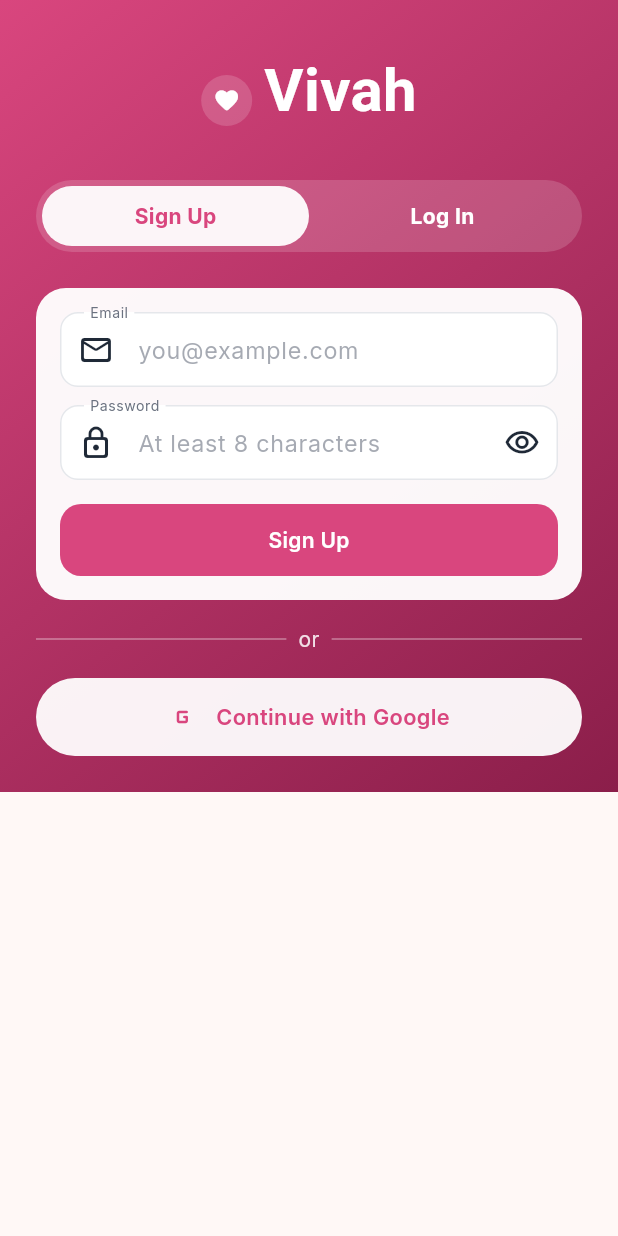
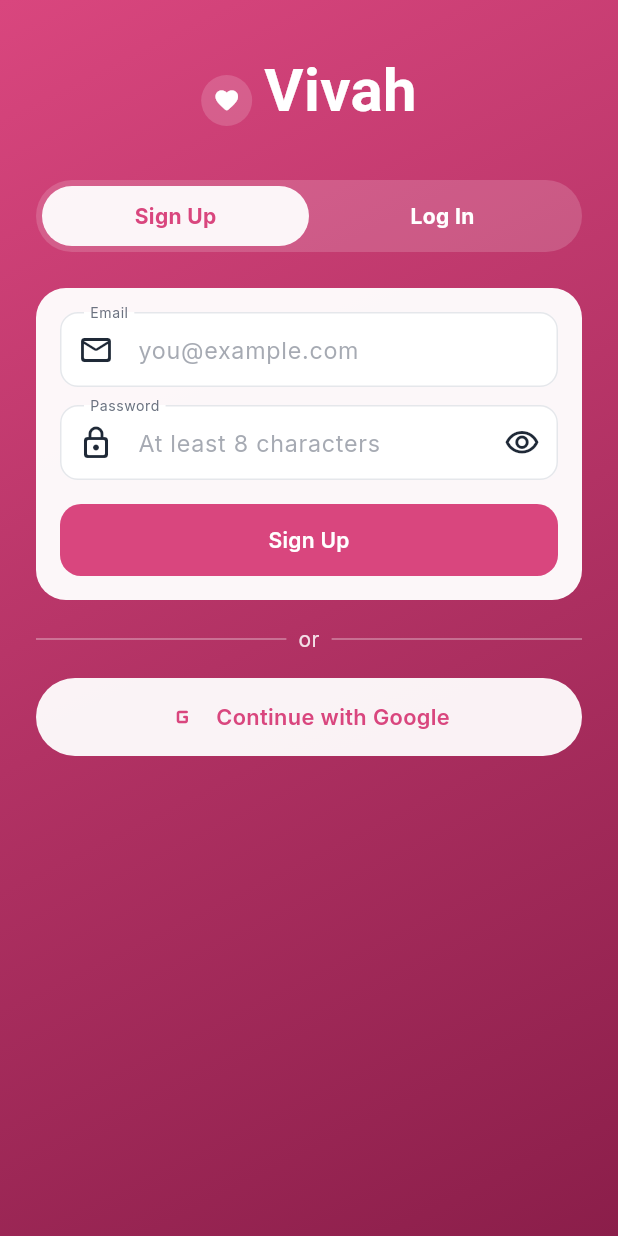
Before and after one commit to anujywork1817-hash/vivhaa, a Flutter app: the screen it shows after launch, on a phone screen of 412 x 824 dp. Run offline on Flutter 3.47's test engine with Material 3 defaults, Android fonts, the phone set to English and light mode, and no system bars; drawn by our look-alikes of showcaseview; our stand-ins replace app_links, dio, file_picker, firebase_core, firebase_messaging, flutter_local_notifications and 11 more; missing offline and left inert: flutter_webrtc, razorpay_flutter; accounts and stored records are empty.

Commit message:
Fix gradient background stopping partway down the auth screen
Scaffold gives its body loose height constraints, so a DecoratedBox
wrapping a shorter-than-screen SingleChildScrollView shrank the
gradient to the form's own content height instead of the full screen,
leaving the rest showing the plain background color underneath.
Verified visually via a Playwright screenshot before and after.

Co-Authored-By: Claude Sonnet 5 <noreply@anthropic.com>

```diff
--- a/frontend/lib/features/authentication/presentation/screens/auth_choice_screen.dart
+++ b/frontend/lib/features/authentication/presentation/screens/auth_choice_screen.dart
@@ -137,12 +137,26 @@ class _AuthChoiceScreenState extends ConsumerState<AuthChoiceScreen> {
     final isLoading = ref.watch(authControllerProvider).isLoading;
 
     return Scaffold(
-      body: DecoratedBox(
-        decoration: const BoxDecoration(gradient: AppColors.heroGradient),
-        child: SafeArea(
+      // The gradient is a full-screen background layer, independent of the
+      // scrollable content's own height. A Stack alone isn't enough here:
+      // Scaffold gives its body loose (not tight) height constraints, so
+      // with no tightly-constrained child, the Stack — and so its
+      // Positioned.fill background — sizes itself down to whatever height
+      // the form content actually needs, leaving the rest of the screen
+      // showing the Scaffold's plain background color underneath.
+      // SizedBox.expand forces the Stack to the full available size
+      // regardless of its children's own height.
+      body: SizedBox.expand(
+        child: Stack(
+          children: [
+            const Positioned.fill(
+              child: DecoratedBox(
+                  decoration: BoxDecoration(gradient: AppColors.heroGradient)),
+            ),
+            SafeArea(
               child: SingleChildScrollView(
-            padding: const EdgeInsets.fromLTRB(
-                AppSpacing.xl, AppSpacing.xxl, AppSpacing.xl, AppSpacing.xl),
+                padding: const EdgeInsets.fromLTRB(AppSpacing.xl,
+                    AppSpacing.xxl, AppSpacing.xl, AppSpacing.xl),
                 child: Column(
                   children: [
                     TweenAnimationBuilder<double>(
@@ -151,8 +165,8 @@ class _AuthChoiceScreenState extends ConsumerState<AuthChoiceScreen> {
                       curve: Curves.easeOutBack,
                       builder: (context, t, child) => Opacity(
                         opacity: t.clamp(0.0, 1.0),
-                    child:
-                        Transform.scale(scale: 0.7 + (0.3 * t), child: child),
+                        child: Transform.scale(
+                            scale: 0.7 + (0.3 * t), child: child),
                       ),
                       child: Row(
                         mainAxisAlignment: MainAxisAlignment.center,
@@ -184,15 +198,17 @@ class _AuthChoiceScreenState extends ConsumerState<AuthChoiceScreen> {
                     const SizedBox(height: AppSpacing.xxl),
                     _ModeToggle(
                       mode: _mode,
-                  onChanged:
-                      isLoading ? null : (mode) => setState(() => _mode = mode),
+                      onChanged: isLoading
+                          ? null
+                          : (mode) => setState(() => _mode = mode),
                     ),
                     const SizedBox(height: AppSpacing.xl),
                     Container(
                       padding: const EdgeInsets.all(AppSpacing.lg),
                       decoration: BoxDecoration(
                         color: Colors.white.withValues(alpha: 0.96),
-                    borderRadius: BorderRadius.circular(AppSpacing.radiusLg),
+                        borderRadius:
+                            BorderRadius.circular(AppSpacing.radiusLg),
                       ),
                       child: Form(
                         key: _formKey,
@@ -226,13 +242,14 @@ class _AuthChoiceScreenState extends ConsumerState<AuthChoiceScreen> {
                                 hintText: _mode == _AuthMode.signUp
                                     ? 'At least 8 characters'
                                     : null,
-                            prefixIcon: const Icon(Icons.lock_outline_rounded),
+                                prefixIcon:
+                                    const Icon(Icons.lock_outline_rounded),
                                 suffixIcon: IconButton(
                                   icon: Icon(_obscurePassword
                                       ? Icons.visibility_outlined
                                       : Icons.visibility_off_outlined),
-                              onPressed: () => setState(
-                                  () => _obscurePassword = !_obscurePassword),
+                                  onPressed: () => setState(() =>
+                                      _obscurePassword = !_obscurePassword),
                                 ),
                               ),
                             ),
@@ -240,7 +257,8 @@ class _AuthChoiceScreenState extends ConsumerState<AuthChoiceScreen> {
                               Align(
                                 alignment: Alignment.centerRight,
                                 child: TextButton(
-                              onPressed: isLoading ? null : _openForgotPassword,
+                                  onPressed:
+                                      isLoading ? null : _openForgotPassword,
                                   child: const Text('Forgot password?'),
                                 ),
                               ),
@@ -256,7 +274,8 @@ class _AuthChoiceScreenState extends ConsumerState<AuthChoiceScreen> {
                                         width: 20,
                                         height: 20,
                                         child: CircularProgressIndicator(
-                                        strokeWidth: 2.2, color: Colors.white),
+                                            strokeWidth: 2.2,
+                                            color: Colors.white),
                                       )
                                     : Text(_mode == _AuthMode.signUp
                                         ? 'Sign Up'
@@ -274,8 +293,8 @@ class _AuthChoiceScreenState extends ConsumerState<AuthChoiceScreen> {
                             child: Divider(
                                 color: Colors.white.withValues(alpha: 0.4))),
                         Padding(
-                      padding:
-                          const EdgeInsets.symmetric(horizontal: AppSpacing.sm),
+                          padding: const EdgeInsets.symmetric(
+                              horizontal: AppSpacing.sm),
                           child: Text('or',
                               style: TextStyle(
                                   color: Colors.white.withValues(alpha: 0.85))),
@@ -295,6 +314,8 @@ class _AuthChoiceScreenState extends ConsumerState<AuthChoiceScreen> {
                   ],
                 ),
               ),
+            ),
+          ],
         ),
       ),
     );
```
Lines whose indentation alone changed are shown as unchanged.
